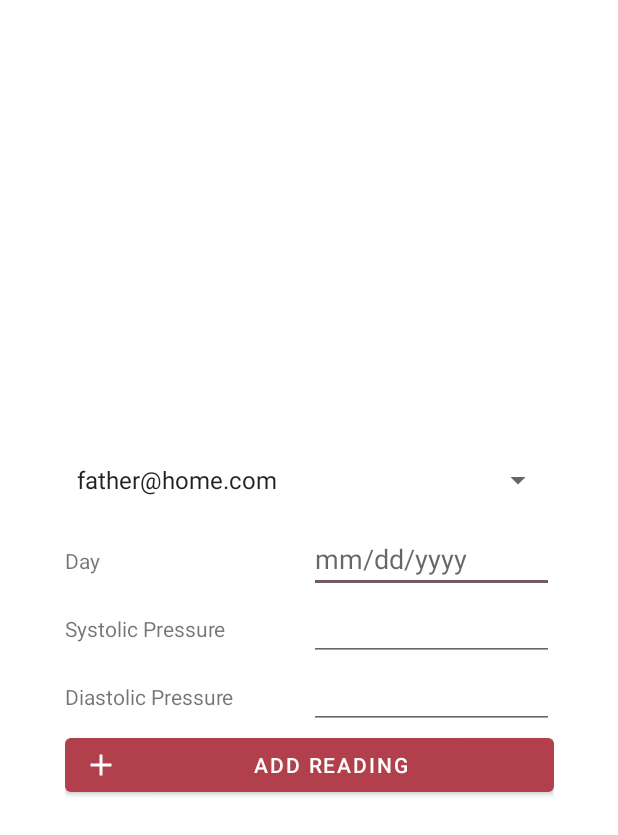
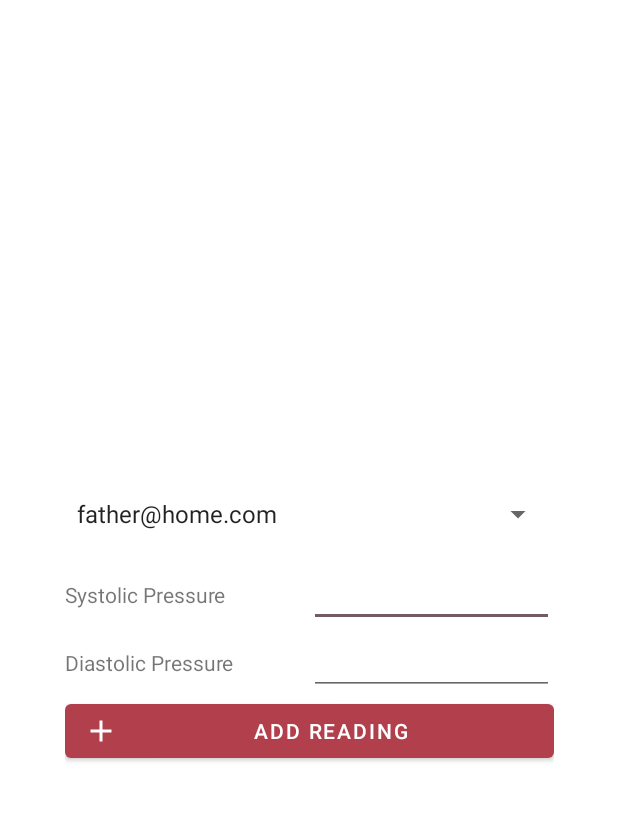
Before and after one commit to erkim97/Blood-Glucose, an Android app: the EntryActivity screen opened directly, with no data from a screen before it, after a tap on "ADD READING", on a phone screen of 412 x 824 dp. Shown: the top 835 px of the screen. Run offline under Robolectric (Android 15) with nearby library versions, the phone set to English and light mode, and no system bars; our stand-ins replace Firebase (no records; nobody signed in at launch, a user with empty details on screens opened directly); 1 statement that could not run was skipped.

Commit message:
lots of changes - REMOVED TIME

```diff
--- a/app/src/main/java/com/bcit/ma_kim/EntryActivity.java
+++ b/app/src/main/java/com/bcit/ma_kim/EntryActivity.java
@@ -57,9 +57,7 @@ public class EntryActivity extends AppCompatActivity {
         EditText editText2 = findViewById(R.id.textViewDiastolic);
         String diastolicReading = editText2.getText().toString();
 
-        EditText dateTextView = findViewById(R.id.readingDate);
-        String dateString = dateTextView.getText().toString();
-
+        String dateString = "";
         if (editText1.getText().toString().trim().isEmpty() || editText2.getText().toString().trim().isEmpty() ||
                 Integer.parseInt(editText1.getText().toString().trim()) > 300 ||
                 Integer.parseInt(editText2.getText().toString().trim()) > 300 ||
@@ -152,16 +150,6 @@ public class EntryActivity extends AppCompatActivity {
             }
 
         };
-        dateText.setOnClickListener(new View.OnClickListener() {
-
-            @Override
-            public void onClick(View v) {
-                new DatePickerDialog(EntryActivity.this, date, myCalendar
-                        .get(Calendar.YEAR), myCalendar.get(Calendar.MONTH),
-                        myCalendar.get(Calendar.DAY_OF_MONTH)).show();
-            }
-        });
-
 
         /*
         Placeholder button to add
--- a/app/src/main/res/layout/activity_entry.xml
+++ b/app/src/main/res/layout/activity_entry.xml
@@ -29,23 +29,6 @@
                 android:gravity="center" />
         </TableRow>
 
-        <TableRow>
-
-            <TextView
-                android:layout_width="0dp"
-                android:layout_height="wrap_content"
-                android:layout_weight="1"
-                android:text="@string/reading_date" />
-
-            <EditText
-                android:id="@+id/readingDate"
-                android:layout_width="0dp"
-                android:layout_height="wrap_content"
-                android:layout_weight="1"
-                android:clickable="true"
-                android:editable="false"
-                android:hint="@string/edit_reading_hint" />
-        </TableRow>
 
         <TableRow>
 
```
